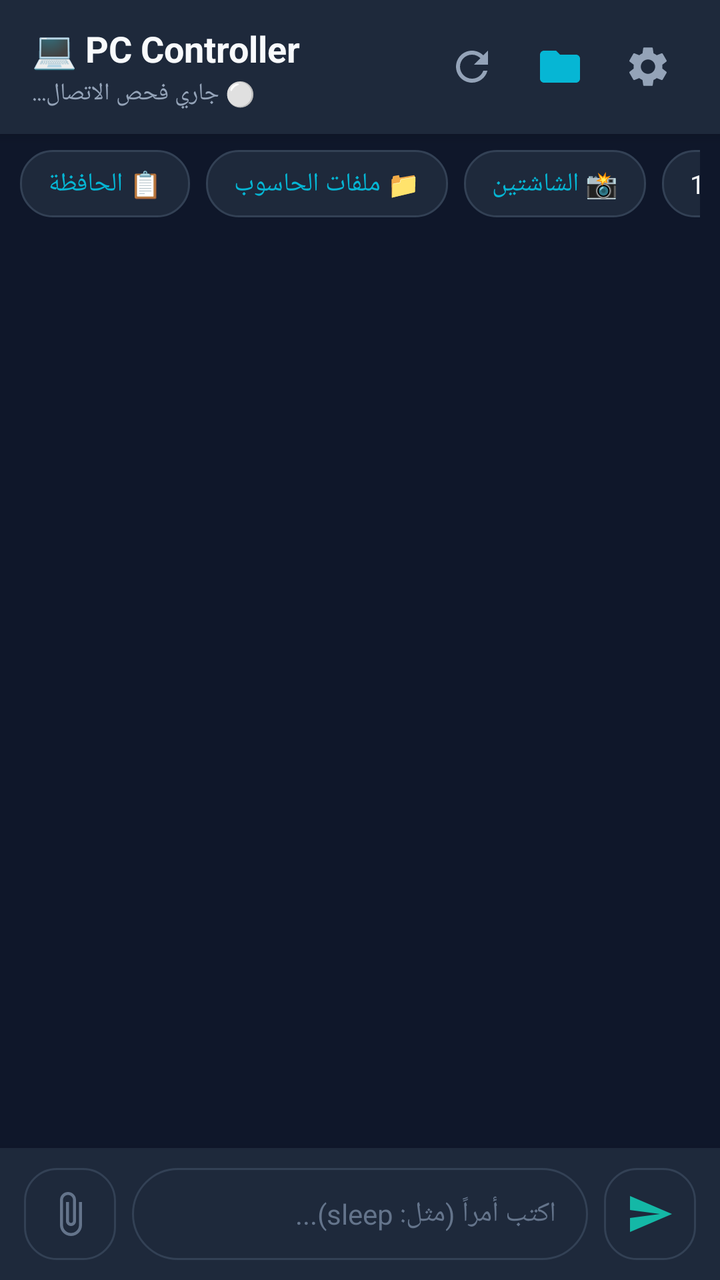
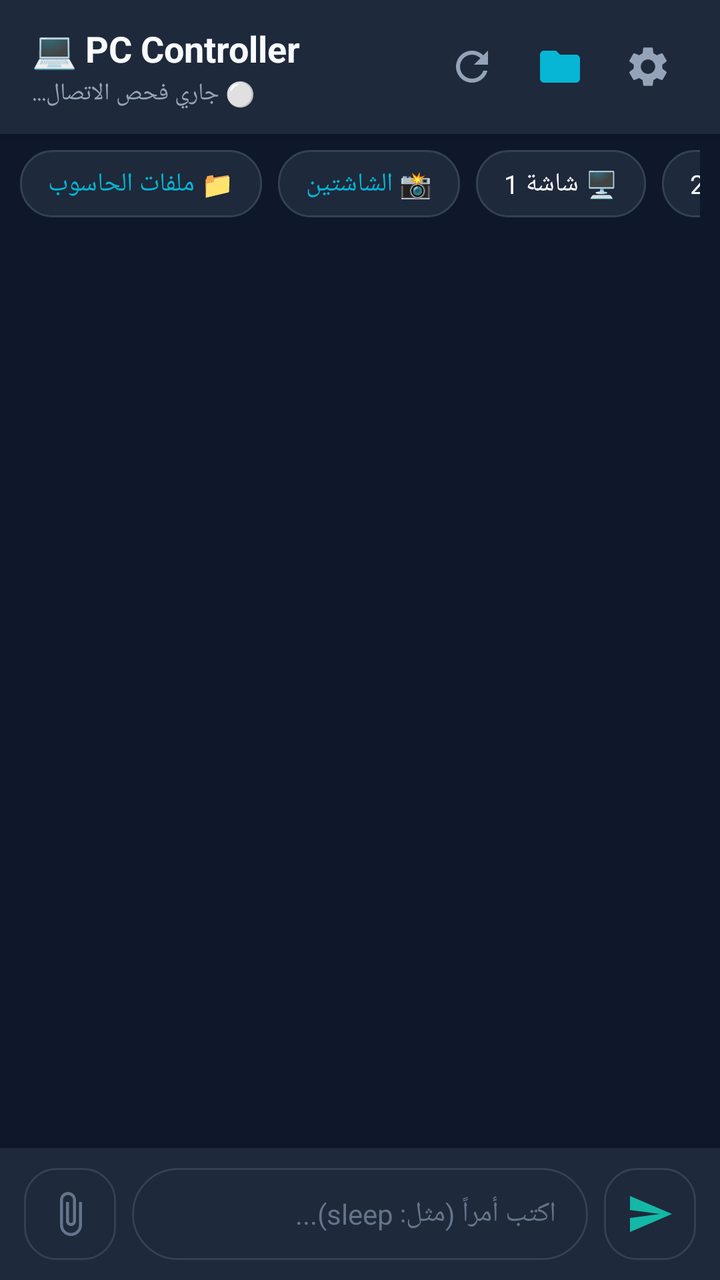

The first picture is an Android layout as it rendered before a commit; the second is the same layout after the commit. The layout source and the unified diff follow.
<!-- AndroidManifest.xml: application theme Theme.PCRemote -->
<!-- res/layout/activity_main.xml -->
<?xml version="1.0" encoding="utf-8"?>
<androidx.constraintlayout.widget.ConstraintLayout xmlns:android="http://schemas.android.com/apk/res/android"
    xmlns:app="http://schemas.android.com/apk/res-auto"
    android:layout_width="match_parent"
    android:layout_height="match_parent"
    android:background="@color/bg_dark">

    
    <LinearLayout
        android:id="@+id/headerLayout"
        android:layout_width="match_parent"
        android:layout_height="wrap_content"
        android:background="@color/surface_dark"
        android:elevation="4dp"
        android:gravity="center_vertical"
        android:orientation="horizontal"
        android:paddingStart="16dp"
        android:paddingTop="12dp"
        android:paddingEnd="16dp"
        android:paddingBottom="12dp"
        app:layout_constraintTop_toTopOf="parent">

        <LinearLayout
            android:layout_width="0dp"
            android:layout_height="wrap_content"
            android:layout_weight="1"
            android:orientation="vertical">

            <TextView
                android:layout_width="wrap_content"
                android:layout_height="wrap_content"
                android:text="💻 PC Controller"
                android:textColor="@color/text_primary"
                android:textSize="18sp"
                android:textStyle="bold" />

            <TextView
                android:id="@+id/tvConnectionStatus"
                android:layout_width="wrap_content"
                android:layout_height="wrap_content"
                android:layout_marginTop="2dp"
                android:text="⚪ جاري فحص الاتصال..."
                android:textColor="@color/text_secondary"
                android:textSize="12sp" />
        </LinearLayout>

        <ImageButton
            android:id="@+id/btnRefresh"
            android:layout_width="40dp"
            android:layout_height="40dp"
            android:background="?attr/selectableItemBackgroundBorderless"
            android:contentDescription="Refresh"
            android:padding="8dp"
            android:src="@drawable/ic_refresh"
            app:tint="@color/text_secondary" />

        <ImageButton
            android:id="@+id/btnBrowseFiles"
            android:layout_width="40dp"
            android:layout_height="40dp"
            android:layout_marginStart="4dp"
            android:background="?attr/selectableItemBackgroundBorderless"
            android:contentDescription="Browse PC Files"
            android:padding="8dp"
            android:src="@drawable/ic_folder"
            app:tint="@color/accent" />

        <ImageButton
            android:id="@+id/btnSettings"
            android:layout_width="40dp"
            android:layout_height="40dp"
            android:layout_marginStart="4dp"
            android:background="?attr/selectableItemBackgroundBorderless"
            android:contentDescription="Settings"
            android:padding="8dp"
            android:src="@drawable/ic_settings"
            app:tint="@color/text_secondary" />

    </LinearLayout>

    
    <HorizontalScrollView
        android:id="@+id/quickActionsScroll"
        android:layout_width="match_parent"
        android:layout_height="wrap_content"
        android:background="@color/bg_dark"
        android:paddingStart="10dp"
        android:paddingTop="8dp"
        android:paddingEnd="10dp"
        android:paddingBottom="8dp"
        android:scrollbars="none"
        app:layout_constraintTop_toBottomOf="@id/headerLayout">

        <LinearLayout
            android:id="@+id/quickActionsLayout"
            android:layout_width="wrap_content"
            android:layout_height="wrap_content"
            android:gravity="center_vertical"
            android:orientation="horizontal">

            <TextView
                android:id="@+id/chipClipboard"
                android:layout_width="wrap_content"
                android:layout_height="wrap_content"
                android:layout_marginEnd="8dp"
                android:background="@drawable/bg_chip"
                android:clickable="true"
                android:focusable="true"
                android:text="📋 الحافظة"
                android:textColor="@color/accent"
                android:textSize="13sp" />

            <TextView
                android:id="@+id/chipBrowseFiles"
                android:layout_width="wrap_content"
                android:layout_height="wrap_content"
                android:layout_marginEnd="8dp"
                android:background="@drawable/bg_chip"
                android:clickable="true"
                android:focusable="true"
                android:text="📁 ملفات الحاسوب"
                android:textColor="@color/accent"
                android:textSize="13sp" />

            <TextView
                android:id="@+id/chipScreenshotAll"
                android:layout_width="wrap_content"
                android:layout_height="wrap_content"
                android:layout_marginEnd="8dp"
                android:background="@drawable/bg_chip"
                android:clickable="true"
                android:focusable="true"
                android:text="📸 الشاشتين"
                android:textColor="@color/accent"
                android:textSize="13sp" />

            <TextView
                android:id="@+id/chipScreenshot1"
                android:layout_width="wrap_content"
                android:layout_height="wrap_content"
                android:layout_marginEnd="8dp"
                android:background="@drawable/bg_chip"
                android:clickable="true"
                android:focusable="true"
                android:text="🖥️ شاشة 1"
                android:textColor="@color/text_primary"
                android:textSize="13sp" />

            <TextView
                android:id="@+id/chipScreenshot2"
                android:layout_width="wrap_content"
                android:layout_height="wrap_content"
                android:layout_marginEnd="8dp"
                android:background="@drawable/bg_chip"
                android:clickable="true"
                android:focusable="true"
                android:text="🖥️ شاشة 2"
                android:textColor="@color/text_primary"
                android:textSize="13sp" />

            <TextView
                android:id="@+id/chipMessi"
                android:layout_width="wrap_content"
                android:layout_height="wrap_content"
                android:layout_marginEnd="8dp"
                android:background="@drawable/bg_chip"
                android:clickable="true"
                android:focusable="true"
                android:text="🐐 Messi"
                android:textColor="@color/accent"
                android:textSize="13sp" />

            <TextView
                android:id="@+id/chipRain"
                android:layout_width="wrap_content"
                android:layout_height="wrap_content"
                android:layout_marginEnd="8dp"
                android:background="@drawable/bg_chip"
                android:clickable="true"
                android:focusable="true"
                android:text="🌧️ Rain 15m"
                android:textColor="@color/text_primary"
                android:textSize="13sp" />

            <TextView
                android:id="@+id/chipRainMin"
                android:layout_width="wrap_content"
                android:layout_height="wrap_content"
                android:layout_marginEnd="8dp"
                android:background="@drawable/bg_chip"
                android:clickable="true"
                android:focusable="true"
                android:text="🖥️ Rain Min"
                android:textColor="@color/text_primary"
                android:textSize="13sp" />

            <TextView
                android:id="@+id/chipVol15"
                android:layout_width="wrap_content"
                android:layout_height="wrap_content"
                android:layout_marginEnd="8dp"
                android:background="@drawable/bg_chip"
                android:clickable="true"
                android:focusable="true"
                android:text="🔊 15%"
                android:textColor="@color/text_primary"
                android:textSize="13sp" />

            <TextView
                android:id="@+id/chipVol25"
                android:layout_width="wrap_content"
                android:layout_height="wrap_content"
                android:layout_marginEnd="8dp"
                android:background="@drawable/bg_chip"
                android:clickable="true"
                android:focusable="true"
                android:text="🔊 25%"
                android:textColor="@color/text_primary"
                android:textSize="13sp" />

            <TextView
                android:id="@+id/chipVol40"
                android:layout_width="wrap_content"
                android:layout_height="wrap_content"
                android:layout_marginEnd="8dp"
                android:background="@drawable/bg_chip"
                android:clickable="true"
                android:focusable="true"
                android:text="🔊 40%"
                android:textColor="@color/text_primary"
                android:textSize="13sp" />

            <TextView
                android:id="@+id/chipMute"
                android:layout_width="wrap_content"
                android:layout_height="wrap_content"
                android:layout_marginEnd="8dp"
                android:background="@drawable/bg_chip"
                android:clickable="true"
                android:focusable="true"
                android:text="🔇 Mute"
                android:textColor="@color/text_primary"
                android:textSize="13sp" />

            <TextView
                android:id="@+id/chipSleep"
                android:layout_width="wrap_content"
                android:layout_height="wrap_content"
                android:layout_marginEnd="8dp"
                android:background="@drawable/bg_chip"
                android:clickable="true"
                android:focusable="true"
                android:text="💤 Sleep"
                android:textColor="@color/text_primary"
                android:textSize="13sp" />

            <TextView
                android:id="@+id/chipLock"
                android:layout_width="wrap_content"
                android:layout_height="wrap_content"
                android:layout_marginEnd="8dp"
                android:background="@drawable/bg_chip"
                android:clickable="true"
                android:focusable="true"
                android:text="🔒 Lock"
                android:textColor="@color/text_primary"
                android:textSize="13sp" />

            <TextView
                android:id="@+id/chipStatus"
                android:layout_width="wrap_content"
                android:layout_height="wrap_content"
                android:layout_marginEnd="8dp"
                android:background="@drawable/bg_chip"
                android:clickable="true"
                android:focusable="true"
                android:text="ℹ️ Status"
                android:textColor="@color/text_primary"
                android:textSize="13sp" />

            <TextView
                android:id="@+id/chipCancel"
                android:layout_width="wrap_content"
                android:layout_height="wrap_content"
                android:layout_marginEnd="8dp"
                android:background="@drawable/bg_chip"
                android:clickable="true"
                android:focusable="true"
                android:text="🛑 Stop"
                android:textColor="@color/text_primary"
                android:textSize="13sp" />

            <TextView
                android:id="@+id/chipRestart"
                android:layout_width="wrap_content"
                android:layout_height="wrap_content"
                android:layout_marginEnd="8dp"
                android:background="@drawable/bg_chip"
                android:clickable="true"
                android:focusable="true"
                android:text="🔄 Restart"
                android:textColor="@color/text_primary"
                android:textSize="13sp" />

            <TextView
                android:id="@+id/chipShutdown"
                android:layout_width="wrap_content"
                android:layout_height="wrap_content"
                android:background="@drawable/bg_chip"
                android:clickable="true"
                android:focusable="true"
                android:text="⚠️ Shutdown"
                android:textColor="#F87171"
                android:textSize="13sp" />

        </LinearLayout>
    </HorizontalScrollView>

    
    <androidx.recyclerview.widget.RecyclerView
        android:id="@+id/rvMessages"
        android:layout_width="match_parent"
        android:layout_height="0dp"
        android:clipToPadding="false"
        android:paddingTop="8dp"
        android:paddingBottom="8dp"
        app:layout_constraintBottom_toTopOf="@id/bottomInputLayout"
        app:layout_constraintTop_toBottomOf="@id/quickActionsScroll" />

    
    <LinearLayout
        android:id="@+id/bottomInputLayout"
        android:layout_width="match_parent"
        android:layout_height="wrap_content"
        android:background="@color/surface_dark"
        android:elevation="8dp"
        android:gravity="center_vertical"
        android:orientation="horizontal"
        android:paddingStart="12dp"
        android:paddingTop="10dp"
        android:paddingEnd="12dp"
        android:paddingBottom="10dp"
        app:layout_constraintBottom_toBottomOf="parent">

        <ImageButton
            android:id="@+id/btnAttach"
            android:layout_width="46dp"
            android:layout_height="46dp"
            android:layout_marginEnd="8dp"
            android:background="@drawable/bg_chip"
            android:contentDescription="Attach File"
            android:padding="11dp"
            android:src="@drawable/ic_attach"
            app:tint="@color/text_muted" />

        <EditText
            android:id="@+id/etCommand"
            android:layout_width="0dp"
            android:layout_height="46dp"
            android:layout_weight="1"
            android:background="@drawable/bg_input"
            android:hint="@string/type_a_command"
            android:imeOptions="actionSend"
            android:inputType="text"
            android:paddingStart="16dp"
            android:paddingEnd="16dp"
            android:textColor="@color/text_primary"
            android:textColorHint="@color/text_muted"
            android:textSize="14sp" />

        <ImageButton
            android:id="@+id/btnSend"
            android:layout_width="46dp"
            android:layout_height="46dp"
            android:layout_marginStart="8dp"
            android:background="@drawable/bg_chip"
            android:contentDescription="Send"
            android:padding="11dp"
            android:src="@drawable/ic_send"
            app:tint="@color/primary_light" />

    </LinearLayout>

</androidx.constraintlayout.widget.ConstraintLayout>
<!-- resources referenced by this layout -->
<resources>
  <color name="accent">#06B6D4</color>
  <color name="bg_dark">#0F172A</color>
  <color name="primary_light">#14B8A6</color>
  <color name="surface_dark">#1E293B</color>
  <color name="text_muted">#64748B</color>
  <color name="text_primary">#F8FAFC</color>
  <color name="text_secondary">#94A3B8</color>
  <!-- drawable bg_chip (drawable) -->
  <?xml version="1.0" encoding="utf-8"?>
  <ripple xmlns:android="http://schemas.android.com/apk/res/android"
      android:color="@color/primary_light">
      <item>
          <shape>
              <solid android:color="@color/surface_dark" />
              <stroke android:width="1dp" android:color="@color/surface_variant" />
              <corners android:radius="16dp" />
              <padding
                  android:left="14dp"
                  android:top="8dp"
                  android:right="14dp"
                  android:bottom="8dp" />
          </shape>
      </item>
  </ripple>
  <!-- drawable bg_input (drawable) -->
  <?xml version="1.0" encoding="utf-8"?>
  <shape xmlns:android="http://schemas.android.com/apk/res/android">
      <solid android:color="@color/surface_dark" />
      <stroke android:width="1dp" android:color="@color/surface_variant" />
      <corners android:radius="24dp" />
  </shape>
  <!-- drawable ic_attach (drawable) -->
  <vector xmlns:android="http://schemas.android.com/apk/res/android"
      android:width="24dp"
      android:height="24dp"
      android:viewportWidth="24"
      android:viewportHeight="24">
    <path
        android:fillColor="#FFFFFFFF"
        android:pathData="M16.5,6v11.5c0,2.21 -1.79,4 -4,4s-4,-1.79 -4,-4V5c0,-1.38 1.12,-2.5 2.5,-2.5s2.5,1.12 2.5,2.5v10.5c0,0.55 -0.45,1 -1,1s-1,-0.45 -1,-1V6H10v9.5c0,1.38 1.12,2.5 2.5,2.5s2.5,-1.12 2.5,-2.5V5c0,-2.21 -1.79,-4 -4,-4S7,2.79 7,5v12.5c0,3.04 2.46,5.5 5.5,5.5s5.5,-2.46 5.5,-5.5V6h-1.5z"/>
  </vector>
  <!-- drawable ic_folder (drawable) -->
  <vector xmlns:android="http://schemas.android.com/apk/res/android"
      android:width="24dp"
      android:height="24dp"
      android:viewportWidth="24"
      android:viewportHeight="24">
    <path
        android:fillColor="#FFFFFFFF"
        android:pathData="M10,4H4c-1.1,0 -1.99,0.9 -1.99,2L2,18c0,1.1 0.9,2 2,2h16c1.1,0 2,-0.9 2,-2V8c0,-1.1 -0.9,-2 -2,-2h-8l-2,-2z"/>
  </vector>
  <!-- drawable ic_refresh (drawable) -->
  <vector xmlns:android="http://schemas.android.com/apk/res/android"
      android:width="24dp"
      android:height="24dp"
      android:viewportWidth="24"
      android:viewportHeight="24">
    <path
        android:fillColor="@color/text_primary"
        android:pathData="M17.65,6.35C16.2,4.9 14.21,4 12,4c-4.42,0 -7.99,3.58 -7.99,8s3.57,8 7.99,8c3.73,0 6.84,-2.55 7.73,-6h-2.08c-0.82,2.33 -3.04,4 -5.65,4 -3.31,0 -6,-2.69 -6,-6s2.69,-6 6,-6c1.66,0 3.14,0.69 4.22,1.78L13,11h7V4l-2.35,2.35z"/>
  </vector>
  <!-- drawable ic_send (drawable) -->
  <vector xmlns:android="http://schemas.android.com/apk/res/android"
      android:width="24dp"
      android:height="24dp"
      android:viewportWidth="24"
      android:viewportHeight="24">
    <path
        android:fillColor="@color/text_primary"
        android:pathData="M2.01,21L23,12 2.01,3 2,10l15,2 -15,2z"/>
  </vector>
  <string name="type_a_command">اكتب أمراً (مثل: sleep)...</string>
  <style name="Theme.PCRemote" parent="Theme.MaterialComponents.DayNight.NoActionBar">
          
          <item name="colorPrimary">@color/primary</item>
          <item name="colorPrimaryVariant">@color/primary_dark</item>
          <item name="colorOnPrimary">@color/text_primary</item>
          
          <item name="colorSecondary">@color/accent</item>
          <item name="colorSecondaryVariant">@color/accent</item>
          <item name="colorOnSecondary">@color/text_primary</item>
          
          <item name="android:statusBarColor">@color/bg_dark</item>
          <item name="android:windowBackground">@color/bg_dark</item>
      </style>
  <color name="surface_variant">#334155</color>
  <color name="primary">#0D9488</color>
  <color name="primary_dark">#0F766E</color>
  <!-- unchanged entries left out for length: 1 -->
</resources>

<!-- the commit's change to res/layout/activity_main.xml (unified diff, before → after) -->
@@ -99,18 +99,6 @@
             android:orientation="horizontal">
 
             <TextView
-                android:id="@+id/chipClipboard"
-                android:layout_width="wrap_content"
-                android:layout_height="wrap_content"
-                android:layout_marginEnd="8dp"
-                android:background="@drawable/bg_chip"
-                android:clickable="true"
-                android:focusable="true"
-                android:text="📋 الحافظة"
-                android:textColor="@color/accent"
-                android:textSize="13sp" />
-
-            <TextView
                 android:id="@+id/chipBrowseFiles"
                 android:layout_width="wrap_content"
                 android:layout_height="wrap_content"
